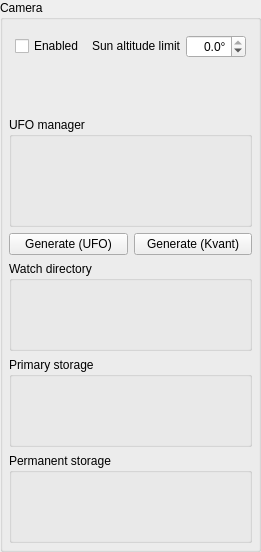
Above: widgets/qcamera.ui from AMOS-uniba/amos-client before the change. Below: the same form after it.
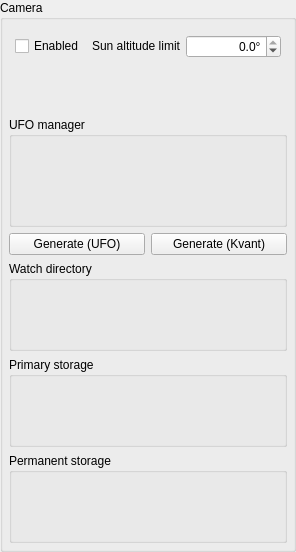
That is the form after the change. Custom widgets are drawn as their Qt base class.

Commit message: Widen the camera's sun altitude limit box to match the dome's

```diff
--- a/widgets/qcamera.ui
+++ b/widgets/qcamera.ui
@@ -110,7 +110,7 @@
            </property>
            <property name="minimumSize">
             <size>
-             <width>60</width>
+             <width>95</width>
              <height>0</height>
             </size>
            </property>
```
